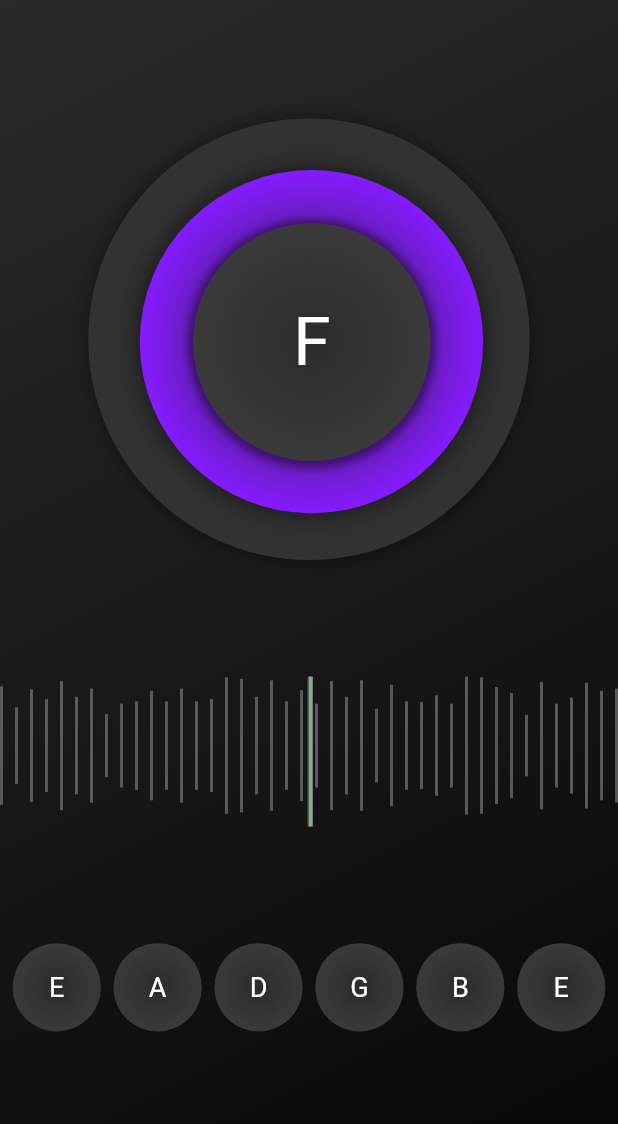
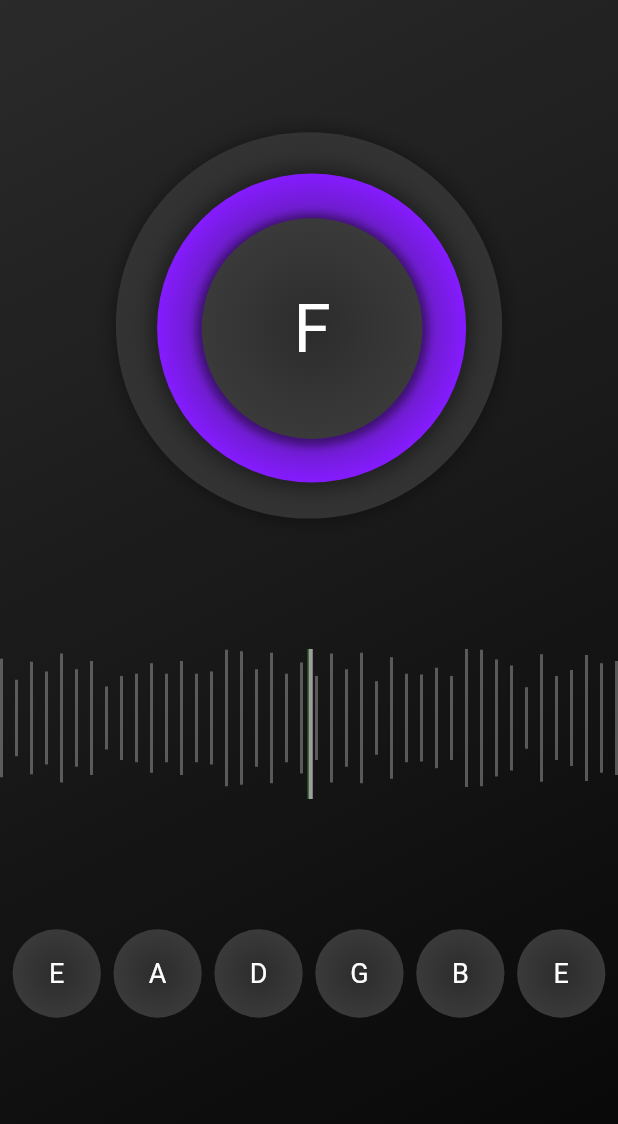
Before and after one commit to dimo147/gtuner, a Flutter app: the screen it shows after launch, on a phone screen of 412 x 824 dp, the part 88-1212 px from its top. Run offline on Flutter 3.47's test engine with Material 2 defaults, Android fonts, the phone set to English and light mode, and no system bars; our stand-ins replace audioplayers, google_mobile_ads, numberpicker, permission_handler, shared_preferences; missing offline and left inert: flutter_audio_capture, pitch_detector_dart; generated files the repository leaves out were written again.

Commit message:
responsive

```diff
--- a/lib/home.dart
+++ b/lib/home.dart
@@ -285,12 +285,12 @@ class _HomeScreenState extends State<HomeScreen> {
                       ),
                     ],
                   ),
-                  width: screenSize.width / 1.4,
-                  height: screenSize.width / 1.4,
+                  width: screenSize.width / 1.6,
+                  height: screenSize.width / 1.6,
                 ),
                 Positioned(
-                  left: screenSize.width / 12,
-                  top: screenSize.width / 12,
+                  left: screenSize.width / 15,
+                  top: screenSize.width / 15,
                   child: Container(
                     decoration: BoxDecoration(
                       color: Colors.white,
@@ -310,13 +310,13 @@ class _HomeScreenState extends State<HomeScreen> {
                         ),
                       ],
                     ),
-                    width: screenSize.width / 1.8,
-                    height: screenSize.width / 1.8,
+                    width: screenSize.width / 2,
+                    height: screenSize.width / 2,
                   ),
                 ),
                 Positioned(
-                  left: screenSize.width / 5.9,
-                  top: screenSize.width / 5.9,
+                  left: screenSize.width / 7.2,
+                  top: screenSize.width / 7.2,
                   child: Container(
                     decoration: BoxDecoration(
                       color: Colors.white,
@@ -341,8 +341,8 @@ class _HomeScreenState extends State<HomeScreen> {
                         ),
                       ],
                     ),
-                    width: screenSize.width / 2.6,
-                    height: screenSize.width / 2.6,
+                    width: screenSize.width / 2.8,
+                    height: screenSize.width / 2.8,
                     child: Center(
                       child: Text(
                         note.characters.first,
--- a/lib/metronome.dart
+++ b/lib/metronome.dart
@@ -264,7 +264,7 @@ class _MetronomeScreenState extends State<MetronomeScreen> {
                 )
               ],
             ),
-            const SizedBox(height: 30),
+            const Spacer(),
           ],
         ),
       ),
```
